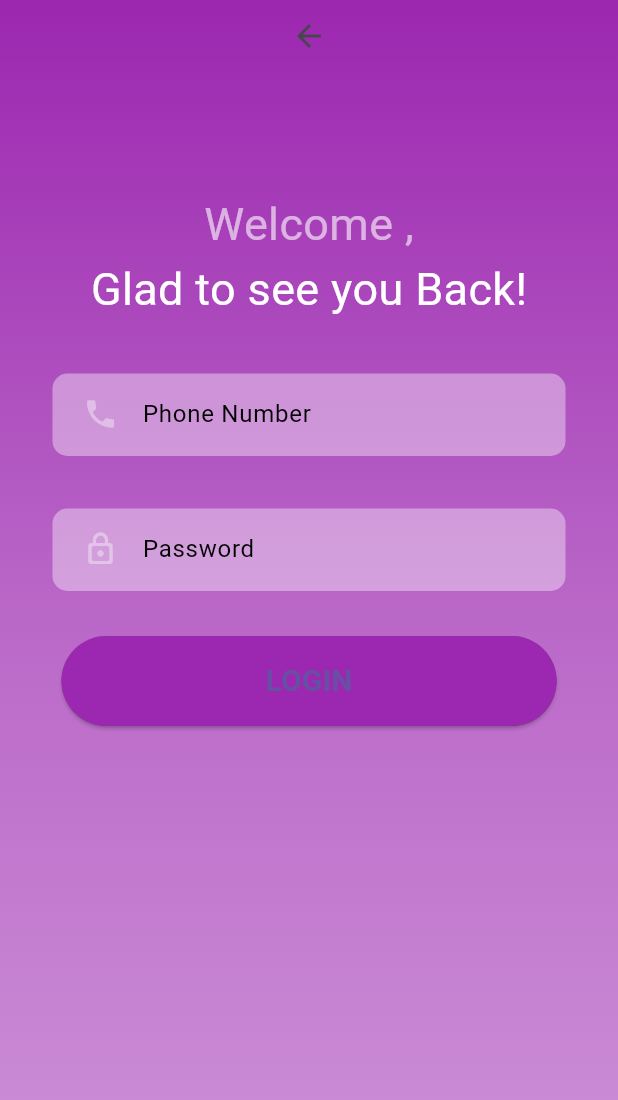
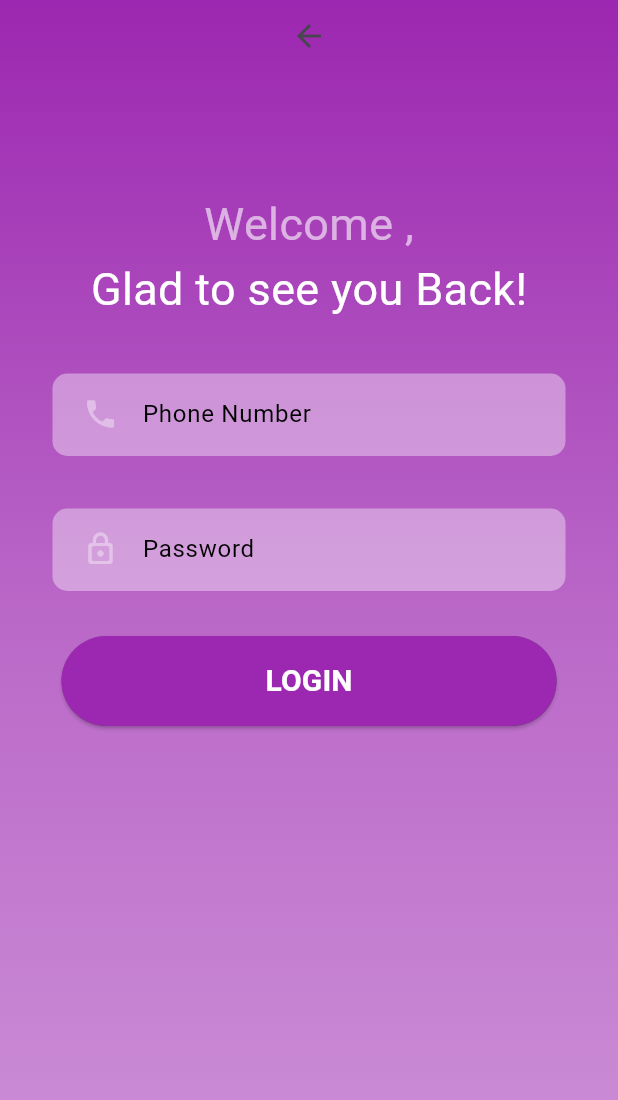
Before and after one commit to angadml/machinetest-story-telling-App, a Flutter app: the screen it shows after launch, after a tap on "sign in", on a phone screen of 412 x 824 dp. Shown: the top 1100 px of the screen. Run offline on Flutter 3.47's test engine with Material 3 defaults, Android fonts, the light colour scheme and no system bars; our stand-ins replace cloud_firestore, dio, firebase_auth, firebase_core; missing offline and left inert: storytelling; accounts and stored records are empty; network calls fail.

Commit message:
removed sharedpreference

```diff
--- a/lib/createacc.dart
+++ b/lib/createacc.dart
@@ -174,7 +174,8 @@ class _SignupState extends State<Signup> {
                               label: const Text("Sign Up",
                                   style: TextStyle(
                                       fontSize: 20,
-                                      fontWeight: FontWeight.w600)),
+                                      fontWeight: FontWeight.w600,
+                                  color: Colors.white)),
                             )),
                       ],
                     ),
--- a/lib/home.dart
+++ b/lib/home.dart
@@ -50,6 +50,8 @@ class _homeState extends State<home> {
                   fontStyle: FontStyle.normal,
                   color: Colors.white),
             ),
+            SizedBox(height: 100,),
+
             ElevatedButton(
                 onPressed: () {
                   Navigator.push(context,
@@ -60,8 +62,12 @@ class _homeState extends State<home> {
                 ),
                 child: Text(
                   'sign in',
-                  style: TextStyle(fontSize: 20, fontWeight: FontWeight.w600),
+                  style: TextStyle(
+                      fontSize: 20,
+                      fontWeight: FontWeight.w600,
+                      color: Colors.white),
                 )),
+            SizedBox(height: 20),
             ElevatedButton(
                 onPressed: () {
                   Navigator.push(context,
@@ -72,7 +78,10 @@ class _homeState extends State<home> {
                 ),
                 child: Text(
                   'sign up',
-                  style: TextStyle(fontSize: 20, fontWeight: FontWeight.w600),
+                  style: TextStyle(
+                      fontSize: 20,
+                      fontWeight: FontWeight.w600,
+                      color: Colors.white),
                 )),
             Row(
               children: [
@@ -88,7 +97,7 @@ class _homeState extends State<home> {
                   ),
                 ),
                 Padding(
-                  padding: const EdgeInsets.only(left: 180),
+                  padding: const EdgeInsets.only(left: 280),
                   child: TextButton(
                     child: Text('admin login'),
                     onPressed: () {},
--- a/lib/main.dart
+++ b/lib/main.dart
@@ -1,5 +1,4 @@
 import 'package:flutter/material.dart';
-import 'package:shared_preferences/shared_preferences.dart';
 import 'package:story_tellingapp/author.dart';
 import 'package:story_tellingapp/signin.dart';
 import 'package:story_tellingapp/stories.dart';
--- a/lib/signin.dart
+++ b/lib/signin.dart
@@ -2,9 +2,7 @@ import 'dart:developer';
 import 'package:dio/dio.dart';
 import 'package:flutter/cupertino.dart';
 import 'package:flutter/material.dart';
-import 'package:shared_preferences/shared_preferences.dart';
 import 'package:story_tellingapp/stories.dart';
-
 
 class SignIn extends StatefulWidget {
   const SignIn({super.key});
@@ -19,7 +17,6 @@ class _SignInState extends State<SignIn> {
   Dio dio = Dio();
 
   signInApiCall() async {
-
     try {
       var response = await dio.post('http://127.0.0.1:8080/auth/signIn', data: {
         "phoneNumber": phoneControler.text,
@@ -138,7 +135,6 @@ class _SignInState extends State<SignIn> {
                   child: ElevatedButton(
                     onPressed: () {
                       signInApiCall();
-
                     },
                     style: ElevatedButton.styleFrom(
                       backgroundColor:
@@ -146,7 +142,9 @@ class _SignInState extends State<SignIn> {
                     ),
                     child: Text("LOGIN",
                         style: TextStyle(
-                            fontSize: 20, fontWeight: FontWeight.w600)),
+                            fontSize: 20,
+                            fontWeight: FontWeight.w600,
+                            color: Colors.white)),
                   ),
                 ),
               ],
--- a/lib/stories.dart
+++ b/lib/stories.dart
@@ -1,7 +1,5 @@
 import 'dart:developer';
-
 import 'package:flutter/material.dart';
-import 'package:shared_preferences/shared_preferences.dart';
 import 'package:story_tellingapp/home.dart';
 import 'package:story_tellingapp/viewstory.dart';
 
--- a/pubspec.yaml
+++ b/pubspec.yaml
@@ -36,7 +36,7 @@ dependencies:
   # Use with the CupertinoIcons class for iOS style icons.
   cupertino_icons: ^1.0.2
   dio: ^5.4.0
-
+  file_picker: ^6.1.1
 
 
 dev_dependencies:
```
Also changed, not shown: pubspec.lock, 1 other file.
